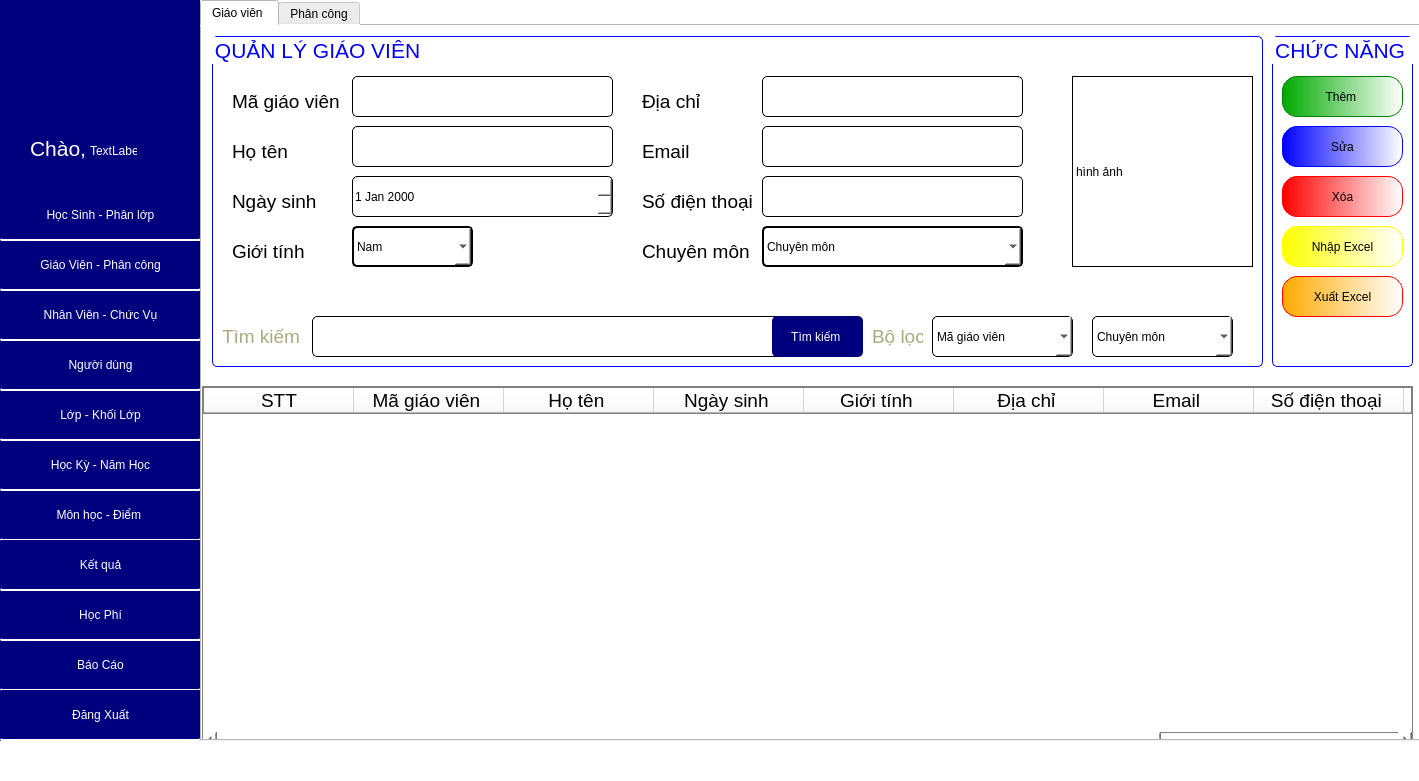
The window that GUI/TrangChu.ui (phuthuy44/Student--py) describes before a commit, drawn with Qt 5.
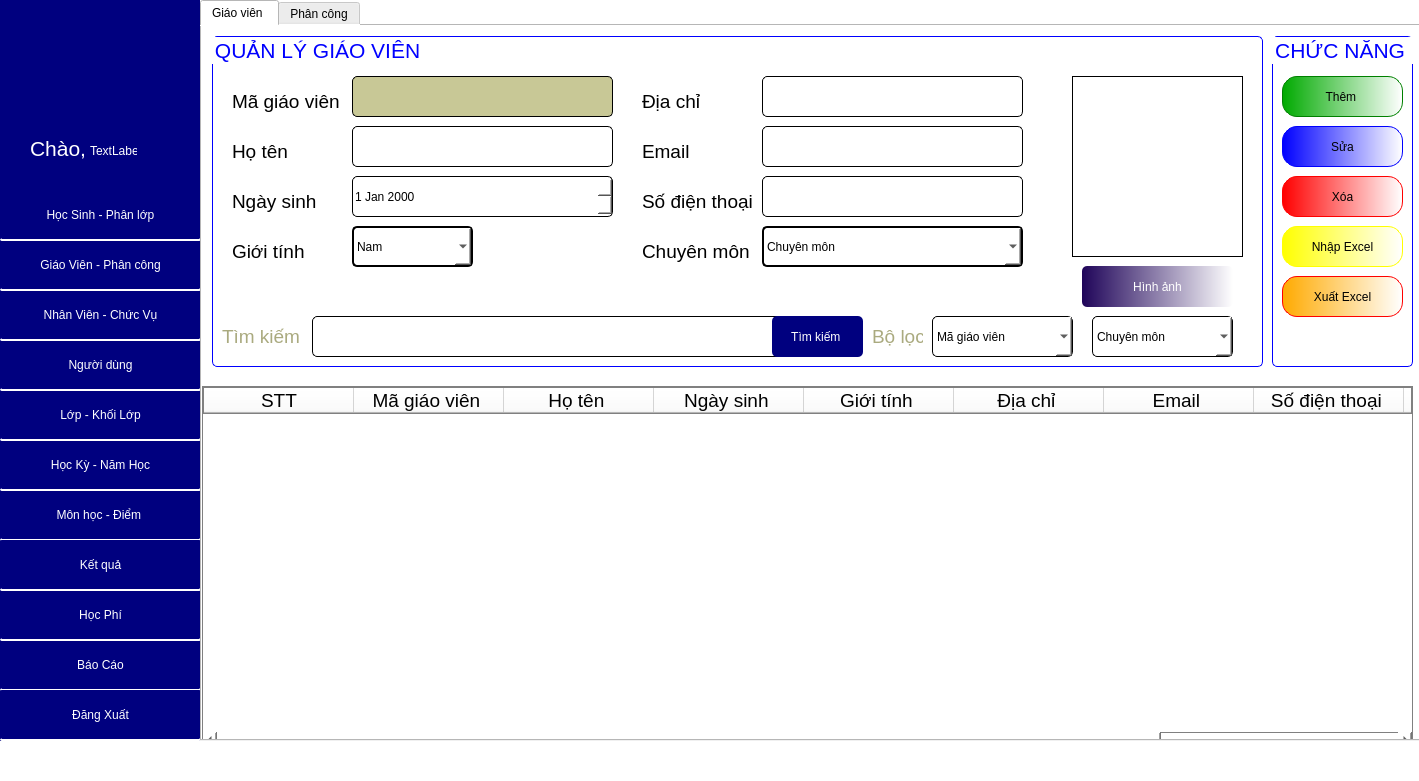
The same window after the commit. The open tabs and pages were chosen to show the change.

Commit message: add, update, delete for " KetQua" and"Monhoc"

The edit to the form file:
```diff
--- a/GUI/TrangChu.ui
+++ b/GUI/TrangChu.ui
@@ -2252,6 +2252,9 @@
 font: 16pt &quot;Tahoma&quot;;
 border-radius:5px;
 border: 1px solid black;
+	color: rgb(6, 6, 6);
+	background-color: ;
+	background-color: rgb(200, 200, 150);
 }</string>
          </property>
          <property name="text">
@@ -2365,8 +2368,8 @@
           <rect>
            <x>860</x>
            <y>40</y>
-           <width>181</width>
-           <height>191</height>
+           <width>171</width>
+           <height>181</height>
           </rect>
          </property>
          <property name="styleSheet">
@@ -2375,7 +2378,7 @@
 }</string>
          </property>
          <property name="text">
-          <string>hình ảnh </string>
+          <string/>
          </property>
         </widget>
         <widget class="QComboBox" name="comboBox_50">
@@ -2627,6 +2630,34 @@
           </property>
          </item>
         </widget>
+        <widget class="QPushButton" name="pushButton_2">
+         <property name="geometry">
+          <rect>
+           <x>870</x>
+           <y>230</y>
+           <width>151</width>
+           <height>41</height>
+          </rect>
+         </property>
+         <property name="styleSheet">
+          <string notr="true">QPushButton{
+	background-color: qlineargradient(spread:pad, x1:0, y1:0, x2:1, y2:0, stop:0 rgba(31, 4, 89, 255), stop:1 rgba(255, 255, 255, 255));
+color:white;
+	font: 14pt &quot;Tahoma&quot;;
+border-radius:5px;
+border-color: qlineargradient(spread:pad, x1:0, y1:0, x2:1, y2:0, stop:0 rgba(255, 178, 102, 255), stop:0.55 rgba(235, 148, 61, 255), stop:0.98 rgba(0, 0, 0, 255), stop:1 rgba(0, 0, 0, 0))
+}
+QPushButton:hover{
+border:0.5px solid black;
+	background-color: yellow;
+color:black;
+	
+}</string>
+         </property>
+         <property name="text">
+          <string>Hình ảnh</string>
+         </property>
+        </widget>
        </widget>
        <widget class="QTableWidget" name="tableWidget_28">
         <property name="geometry">
```
Left out of the diff: 189 changed lines with no effect on the pictures. The commit also changes 1 other file.
